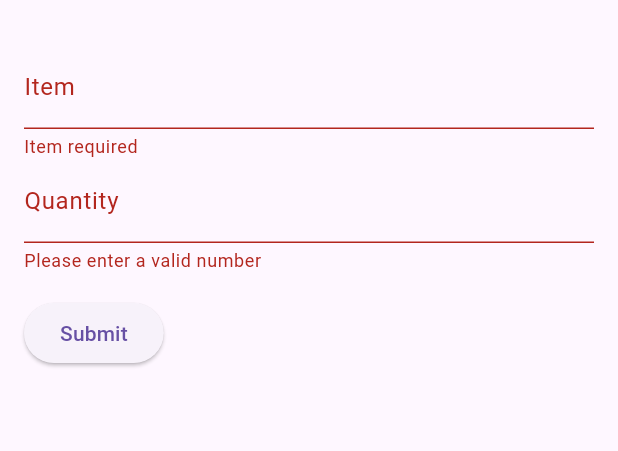
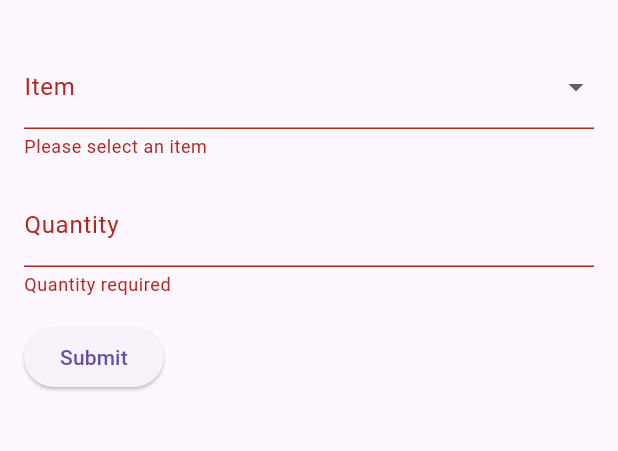
Before and after one commit to abrsh6266/1st-flutter-app, a Flutter app: the screen it shows after launch, after a tap on "Submit", on a phone screen of 412 x 824 dp, the part 63-514 px from its top. Run offline on Flutter 3.47's test engine with Material 3 defaults, Android fonts, the phone set to English and light mode, and no system bars.

Commit message:
some updates

```diff
--- a/lib/main.dart
+++ b/lib/main.dart
@@ -1,4 +1,5 @@
 // main.dart
+import 'package:commonwd/home.dart';
 import 'package:flutter/material.dart';
 import 'order_form.dart';
 
--- a/lib/order_form.dart
+++ b/lib/order_form.dart
@@ -1,4 +1,3 @@
-// order_form.dart
 import 'package:flutter/material.dart';
 
 class OrderForm extends StatefulWidget {
@@ -9,6 +8,8 @@ class OrderForm extends StatefulWidget {
 class _OrderFormState extends State<OrderForm> {
   final GlobalKey<FormState> _formStateKey = GlobalKey<FormState>();
   Order _order = Order();
+  List<String> _items = ['Item A', 'Item B', 'Item C'];
+  String? _selectedItem;
 
   @override
   Widget build(BuildContext context) {
@@ -23,15 +24,28 @@ class _OrderFormState extends State<OrderForm> {
           child: Column(
             crossAxisAlignment: CrossAxisAlignment.start,
             children: <Widget>[
-              TextFormField(
+              DropdownButtonFormField<String>(
+                value: _selectedItem,
+                onChanged: (value) {
+                  setState(() {
+                    _selectedItem = value;
+                    _order.item = value!;
+                  });
+                },
+                items: _items.map<DropdownMenuItem<String>>((String value) {
+                  return DropdownMenuItem<String>(
+                    value: value,
+                    child: Text(value),
+                  );
+                }).toList(),
                 decoration: InputDecoration(labelText: 'Item'),
-                validator: _validateItemRequired,
-                onSaved: (value) => _order.item = value!,
+                validator: (value) => value == null ? 'Please select an item' : null,
               ),
+              SizedBox(height: 16.0),
               TextFormField(
                 decoration: InputDecoration(labelText: 'Quantity'),
                 keyboardType: TextInputType.number,
-                validator: validateItemCount,
+                validator: _validateQuantity,
                 onSaved: (value) => _order.quantity = int.parse(value!),
               ),
               Padding(
@@ -48,16 +62,15 @@ class _OrderFormState extends State<OrderForm> {
     );
   }
 
-  String? _validateItemRequired(String? value) {
-    return value?.isEmpty ?? true ? 'Item required' : null;
-  }
-
-  String? validateItemCount(String? value) {
-    int? _valueAsInteger = int.tryParse(value ?? '');
-    if (_valueAsInteger == null) {
-      return 'Please enter a valid number';
+  String? _validateQuantity(String? value) {
+    if (value == null || value.isEmpty) {
+      return 'Quantity required';
     }
-    return _valueAsInteger == 0 ? 'At least one item is required' : null;
+    int? quantity = int.tryParse(value);
+    if (quantity == null || quantity <= 0) {
+      return 'Invalid quantity';
+    }
+    return null;
   }
 
   void _submitOrder(BuildContext context) {
```
